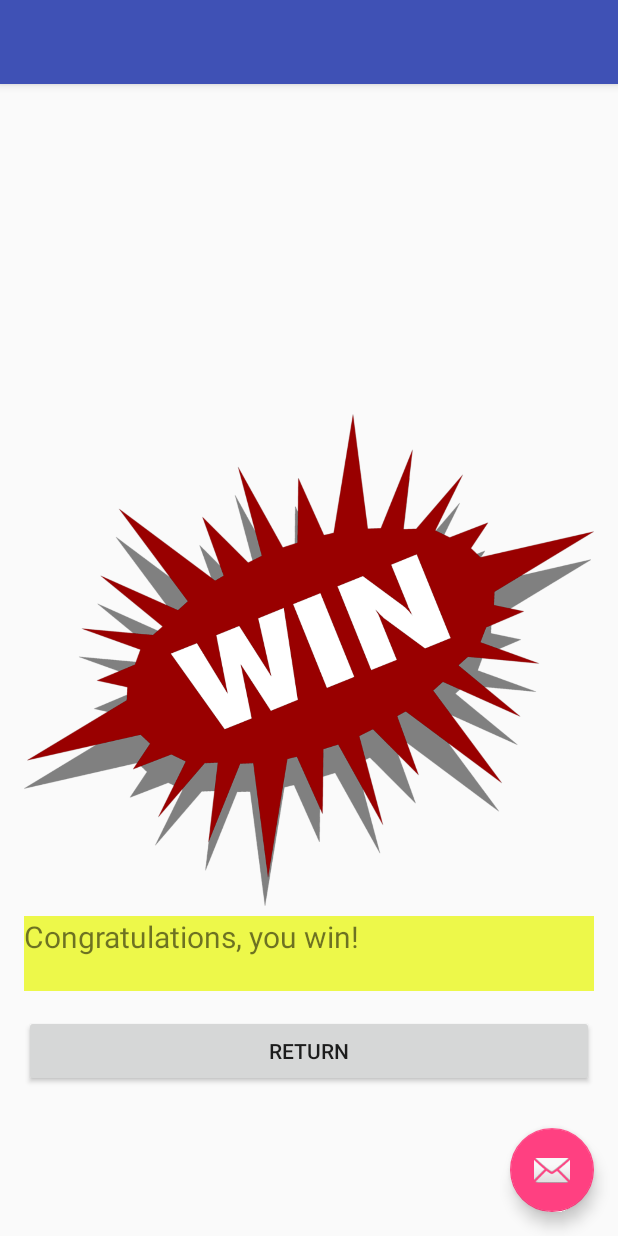
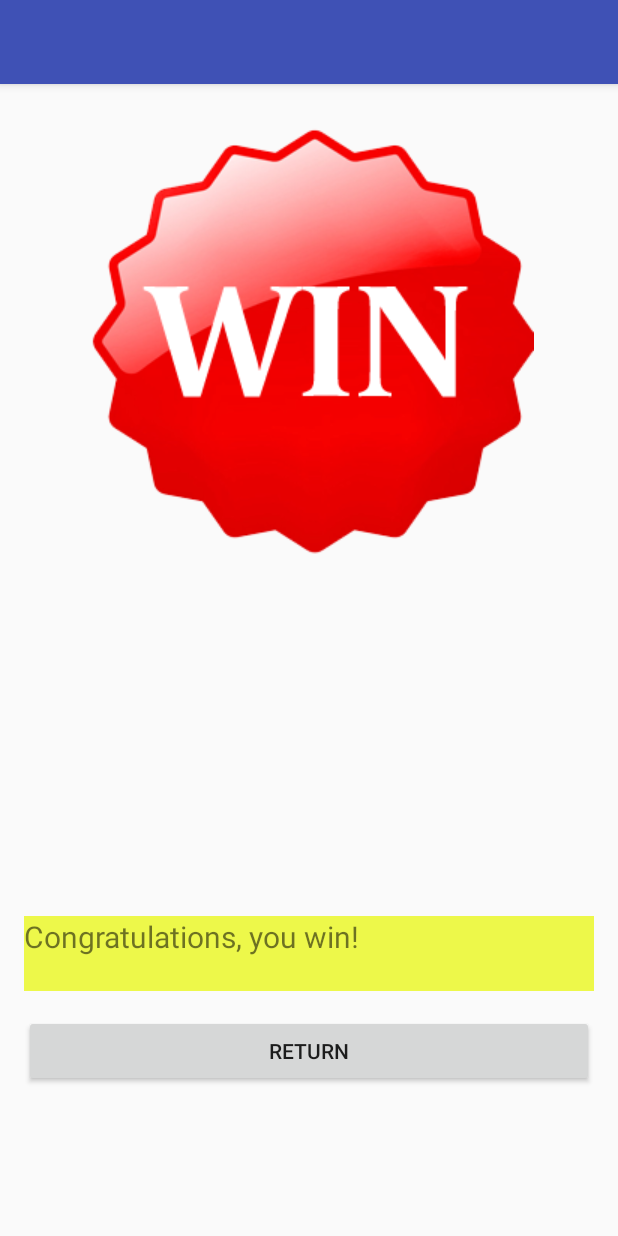
Before and after one commit to huangm26/ELEN4901_mp1, an Android app: the screen it shows after launch (DisplayResult), after a tap on an icon or button, on a phone screen of 412 x 824 dp. Run offline under Robolectric (Android 15) with nearby library versions, the phone set to English and light mode, and no system bars; 1 other tap on this screen came first.

Commit message:
Made minor improvements after the previous commit

```diff
--- a/app/src/main/java/com/example/huangm26/elen4901_mp1/DisplayResult.java
+++ b/app/src/main/java/com/example/huangm26/elen4901_mp1/DisplayResult.java
@@ -22,6 +22,11 @@ public class DisplayResult extends AppCompatActivity implements View.OnClickList
 
     @Override
     protected void onCreate(Bundle savedInstanceState) {
+        try {
+            Thread.sleep(500);
+        } catch (InterruptedException e) {
+            e.printStackTrace();
+        }
         super.onCreate(savedInstanceState);
         setContentView(R.layout.activity_display_result);
         int result = getIntent().getExtras().getInt("Result");
@@ -34,7 +39,7 @@ public class DisplayResult extends AppCompatActivity implements View.OnClickList
             case WIN:
                 resultText.setText("Congratulations, you win!");
                 resultImage.setImageResource(0);
-                resultImage.setImageResource(R.drawable.win);
+                resultImage.setImageResource(R.drawable.win2);
                 break;
             case LOSE:
                 resultText.setText("Sorry, you lose...");
--- a/app/src/main/java/com/example/huangm26/elen4901_mp1/MainActivity.java
+++ b/app/src/main/java/com/example/huangm26/elen4901_mp1/MainActivity.java
@@ -117,7 +117,6 @@ public class MainActivity extends AppCompatActivity implements View.OnClickListe
         Log.d("MainActivity", "Number " + ComputerChoose);
         switch(ComputerChoose){
             case MOUSE:
-//                displayView.setImageDrawable(getResources().getDrawable(R.drawable.mouse));
                 Log.d("MainActivity", "Mouse case");
                 displayView.setImageResource(0);
                 displayView.setImageResource(R.drawable.mouse);
@@ -166,6 +165,10 @@ public class MainActivity extends AppCompatActivity implements View.OnClickListe
         }
     }
 
+    /*
+        This method builds an intent to start the DisplayResult activity.
+        It also updates the current status in the textView below
+     */
     private void displayResult(int result, View viewChosen)
     {
         Intent startResult = new Intent(this, DisplayResult.class);
@@ -186,7 +189,12 @@ public class MainActivity extends AppCompatActivity implements View.OnClickListe
             default:
                 break;
         }
+//        try {
+//            Thread.sleep(500);
+//        } catch (InterruptedException e) {
+//            e.printStackTrace();
+//        }
         startActivity(startResult);
-        resultText.setText(String.format("The current result is Win %d, Lose %d, Tie %d", win, lose, tie));
+        resultText.setText(String.format("The current result is: Win %d, Lose %d, Tie %d", win, lose, tie));
     }
 }
--- a/app/src/main/res/layout/activity_display_result.xml
+++ b/app/src/main/res/layout/activity_display_result.xml
@@ -17,9 +17,5 @@
 
     <include layout="@layout/content_display_result" />
 
-    <android.support.design.widget.FloatingActionButton android:id="@+id/fab"
-        android:layout_width="wrap_content" android:layout_height="wrap_content"
-        android:layout_gravity="bottom|end" android:layout_margin="@dimen/fab_margin"
-        android:src="@android:drawable/ic_dialog_email" />
 
 </android.support.design.widget.CoordinatorLayout>
```
Also changed, not shown: app/src/main/res/drawable/win2.png (added).
